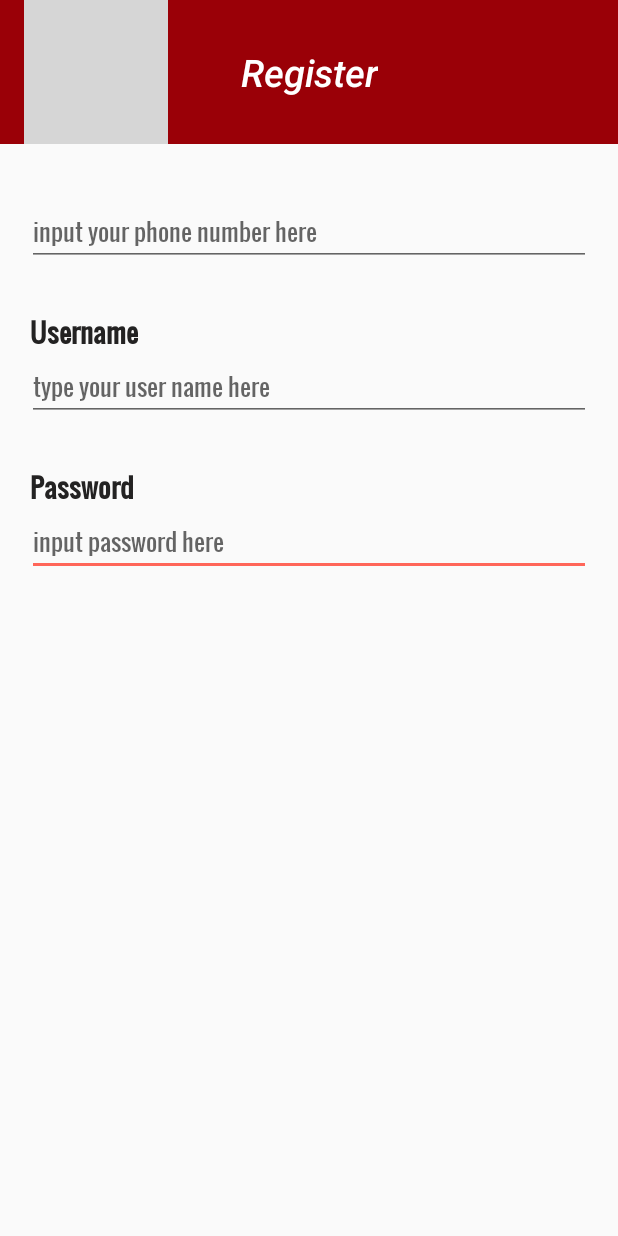
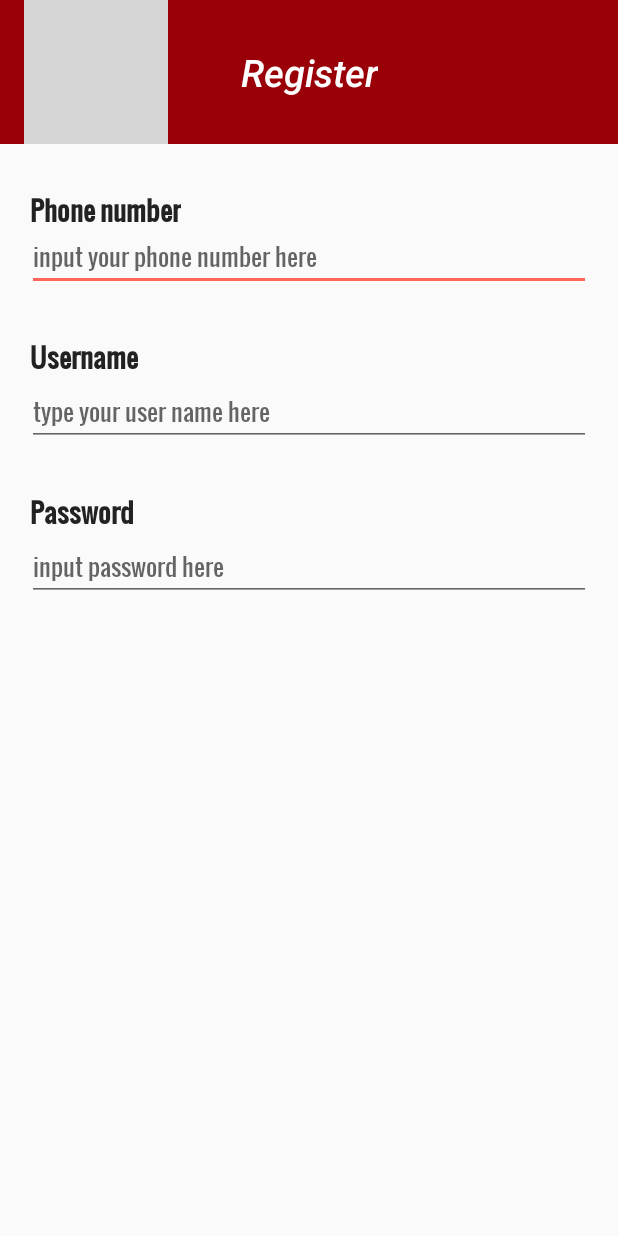
Before and after one commit to quananle/food-app-client, an Android app: the RegisterActivity screen opened directly, with no data from a screen before it, on a phone screen of 412 x 824 dp. Run offline under Robolectric (Android 15) with nearby library versions, the phone set to English and light mode, and no system bars; our stand-ins replace Firebase (no records; nobody signed in at launch, a user with empty details on screens opened directly); grey boxes are pictures that could not be loaded.

Commit message:
fix adjustResize

```diff
--- a/app/src/main/java/com/leanhquan/deliveryfoodver2/RegisterActivity.java
+++ b/app/src/main/java/com/leanhquan/deliveryfoodver2/RegisterActivity.java
@@ -3,12 +3,15 @@ package com.leanhquan.deliveryfoodver2;
 import androidx.annotation.NonNull;
 import androidx.appcompat.app.AppCompatActivity;
 
+import android.annotation.SuppressLint;
 import android.app.ProgressDialog;
 import android.content.Intent;
 import android.os.Bundle;
 import android.util.DisplayMetrics;
 import android.view.Display;
+import android.view.MotionEvent;
 import android.view.View;
+import android.view.ViewGroup;
 import android.view.ViewTreeObserver;
 import android.widget.Button;
 import android.widget.EditText;
@@ -31,7 +34,7 @@ public class RegisterActivity extends AppCompatActivity {
     private EditText        edtPhone, edtUsername, edtPassword;
     private RelativeLayout  layout;
 
-
+    @SuppressLint("ClickableViewAccessibility")
     @Override
     protected void onCreate(Bundle savedInstanceState) {
         super.onCreate(savedInstanceState);
@@ -42,20 +45,7 @@ public class RegisterActivity extends AppCompatActivity {
         DisplayMetrics displayMetrics = new DisplayMetrics();
         display.getRealMetrics(displayMetrics);
 
-        layout.getLayoutParams().height = displayMetrics.heightPixels-750;
-
-        final ScrollView mainscroll = findViewById(R.id.mainScroll);
-        mainscroll.getViewTreeObserver().addOnGlobalLayoutListener(new ViewTreeObserver.OnGlobalLayoutListener() {
-            @Override
-            public void onGlobalLayout() {
-                mainscroll.post(new Runnable() {
-                    @Override
-                    public void run() {
-                        mainscroll.fullScroll(View.FOCUS_DOWN);
-                    }
-                });
-            }
-        });
+        layout.getLayoutParams().height = displayMetrics.heightPixels-700;
 
         imgBack.setOnClickListener(new View.OnClickListener() {
             @Override
--- a/app/src/main/res/layout/activity_register.xml
+++ b/app/src/main/res/layout/activity_register.xml
@@ -5,7 +5,6 @@
     xmlns:tools="http://schemas.android.com/tools"
     android:layout_width="match_parent"
     android:layout_height="match_parent"
-    android:orientation="vertical"
     tools:context=".RegisterActivity">
 
     <ScrollView
@@ -47,6 +46,7 @@
 
                 <RelativeLayout
                     android:id="@+id/layoutRegis"
+                    android:clickable="true"
                     android:layout_width="match_parent"
                     android:layout_height="wrap_content">
 
```
